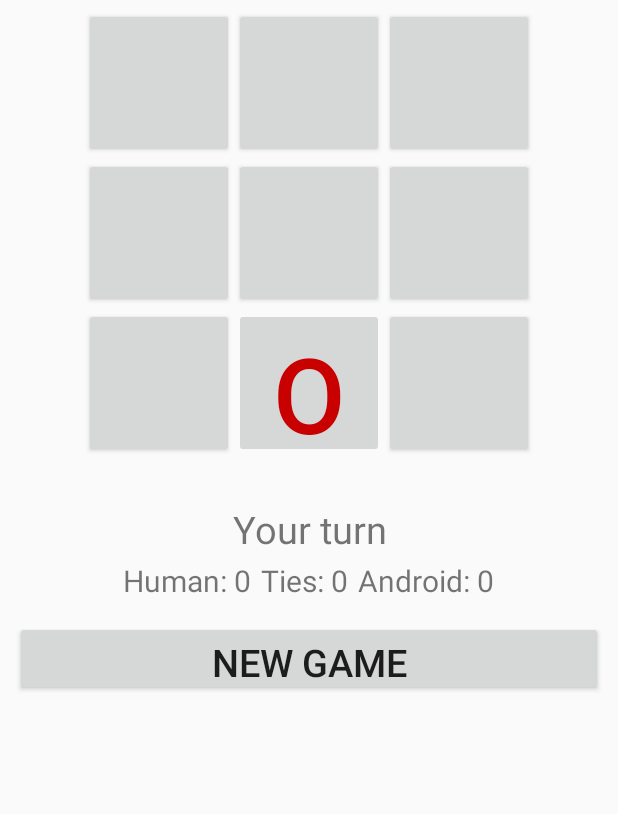
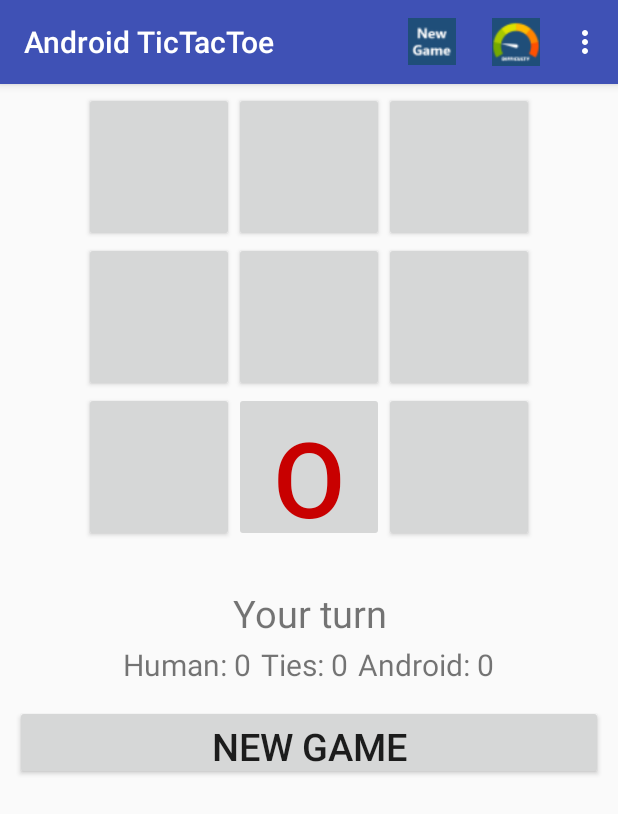
Before and after one commit to joyaa/AndroidStudioProjects, an Android app: the screen it shows after launch (AndroidTicTacToe), on a phone screen of 412 x 824 dp. Shown: the top 814 px of the screen. Run offline under Robolectric (Android 15) with nearby library versions, the phone set to English and light mode, and no system bars.

Commit message:
"finished actionbar"

```diff
--- a/t2/app/src/main/AndroidManifest.xml
+++ b/t2/app/src/main/AndroidManifest.xml
@@ -1,7 +1,6 @@
 <?xml version="1.0" encoding="utf-8"?>
 <manifest xmlns:android="http://schemas.android.com/apk/res/android"
     package="ja44647.tictactoe" >
-
     <application
         android:allowBackup="true"
         android:icon="@mipmap/ic_launcher"
@@ -10,8 +9,7 @@
         android:theme="@style/AppTheme" >
         <activity
             android:name=".AndroidTicTacToe"
-            android:label="@string/app_name"
-            android:theme="@style/AppTheme.NoActionBar" >
+            android:label="@string/app_name" >
             <intent-filter>
                 <action android:name="android.intent.action.MAIN" />
 
--- a/t2/app/src/main/res/layout/main.xml
+++ b/t2/app/src/main/res/layout/main.xml
@@ -167,5 +167,4 @@ android:gravity="center_horizontal">
     android:onClick="restartGame"
     />
 
-
 </LinearLayout>
--- a/t2/app/src/main/res/values/strings.xml
+++ b/t2/app/src/main/res/values/strings.xml
@@ -8,4 +8,11 @@
     <string name="result_tie">It\'s tie.</string>
     <string name="result_human_wins">You won!</string>
     <string name="result_computer_wins">Android won!</string>
+    <string name="difficulty_choose">Choose a difficulty level</string>
+    <string name="difficulty_easy">Easy</string>
+    <string name="difficulty_harder">Harder</string>
+    <string name="difficulty_expert">Expert</string>
+    <string name="quit_question">Are you sure you want to quit?</string>
+    <string name="yes">Yes</string>
+    <string name="no">No</string>
 </resources>
```
Also changed, not shown: t2/app/src/main/java/ja44647/tictactoe/AndroidTicTacToe.java (+70 -9 lines).
